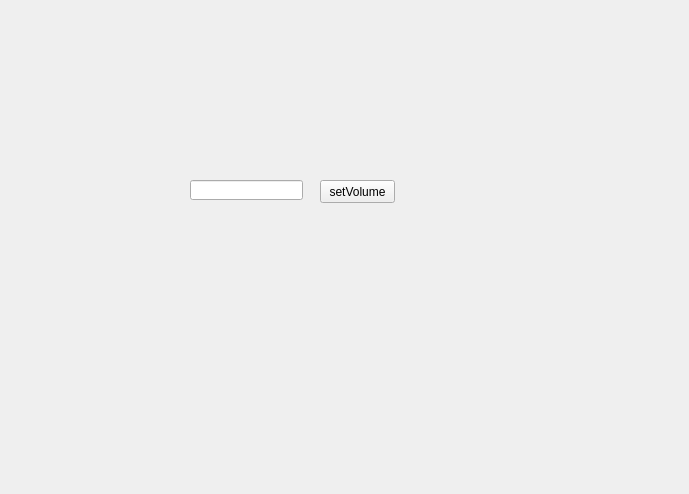
The window that src/Plugins/HackingWidget/hackingwidget.ui (safri-framework/safri-player) describes before a commit, drawn with Qt 5.
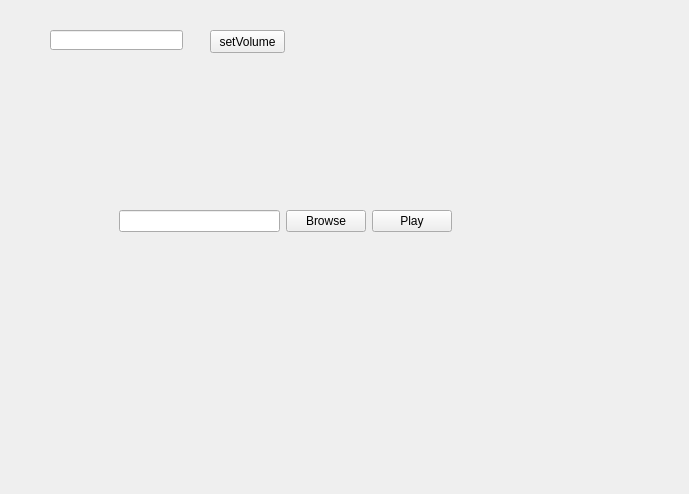
The same window after the commit.

Commit message: interface playbackcontroller: Jetzt werden Zeiger auf QActions zurückgegeben

The edit to the form file:
```diff
--- a/src/Plugins/HackingWidget/hackingwidget.ui
+++ b/src/Plugins/HackingWidget/hackingwidget.ui
@@ -13,11 +13,21 @@
   <property name="windowTitle">
    <string>Happy hacking....</string>
   </property>
+  <widget class="QLineEdit" name="lineEdit">
+   <property name="geometry">
+    <rect>
+     <x>50</x>
+     <y>30</y>
+     <width>133</width>
+     <height>20</height>
+    </rect>
+   </property>
+  </widget>
   <widget class="QPushButton" name="pushButton">
    <property name="geometry">
     <rect>
-     <x>320</x>
-     <y>180</y>
+     <x>210</x>
+     <y>30</y>
      <width>75</width>
      <height>23</height>
     </rect>
@@ -26,15 +36,43 @@
     <string>setVolume</string>
    </property>
   </widget>
-  <widget class="QLineEdit" name="lineEdit">
+  <widget class="QWidget" name="widget" native="true">
    <property name="geometry">
     <rect>
-     <x>190</x>
-     <y>180</y>
-     <width>113</width>
-     <height>20</height>
+     <x>110</x>
+     <y>190</y>
+     <width>351</width>
+     <height>131</height>
     </rect>
    </property>
+   <layout class="QVBoxLayout" name="verticalLayout">
+    <item>
+     <widget class="QWidget" name="widget_2" native="true">
+      <layout class="QHBoxLayout" name="horizontalLayout">
+       <item>
+        <widget class="QLineEdit" name="lineEdit_2"/>
+       </item>
+       <item>
+        <widget class="QPushButton" name="pushButton_3">
+         <property name="text">
+          <string>Browse</string>
+         </property>
+        </widget>
+       </item>
+       <item>
+        <widget class="QPushButton" name="pushButton_2">
+         <property name="text">
+          <string>Play</string>
+         </property>
+        </widget>
+       </item>
+      </layout>
+     </widget>
+    </item>
+    <item>
+     <widget class="QWidget" name="actions" native="true"/>
+    </item>
+   </layout>
   </widget>
  </widget>
  <resources/>
```
The commit also changes 4 other files.
